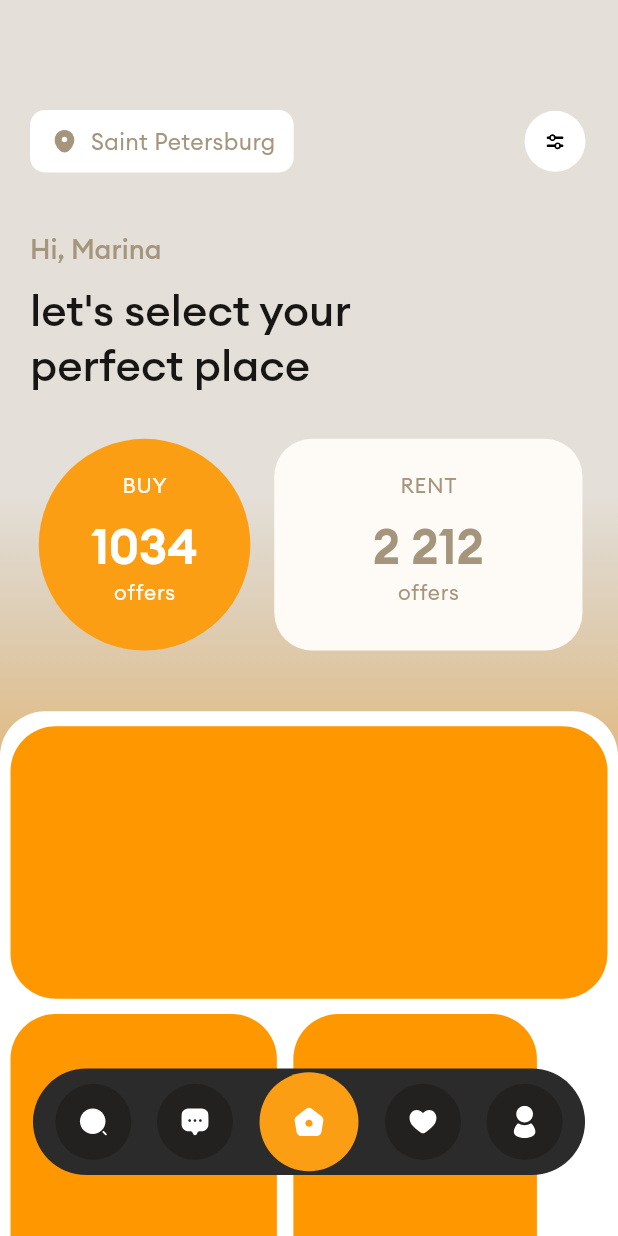
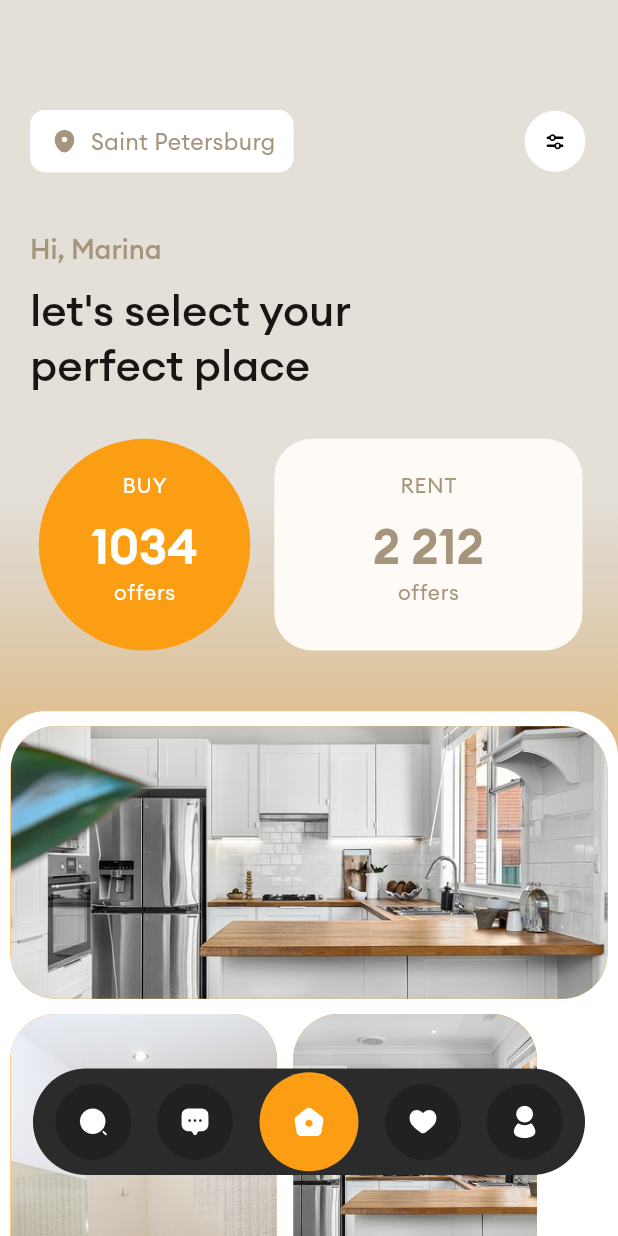
Before and after one commit to GiddyCode/real-estate-concept, a Flutter app: the screen it shows after launch, item 3 of the bottom bar chosen, on a phone screen of 412 x 824 dp. Run offline on Flutter 3.47's test engine with Material 3 defaults, Android fonts, the phone set to English and light mode, and no system bars; our stand-ins replace flutter_riverpod, flutter_screenutil, flutter_svg, gap, go_router, google_maps_flutter and 1 more; generated files the repository leaves out were written again.

Commit message:
chore(Images): Added Dummy Images to the project

```diff
--- a/lib/core/utils/image_constants.dart
+++ b/lib/core/utils/image_constants.dart
@@ -14,6 +14,9 @@ class AllImages {
   String menuIcon = 'assets/svg/menu.svg';
   String stackIcon = 'assets/svg/stack.svg';
   String navigationIcon = 'assets/svg/navigation.svg';
+  String kitchenImage = 'assets/images/kitchen-6778196_640.jpg';
+  String bathRoomImage = 'assets/images/bathroom-2094733_640.jpg';
+
   String kDefaultImage =
       'https://cdn.pixabay.com/photo/2016/08/08/09/17/avatar-1577909_1280.png';
 }
--- a/lib/features/home/presentation/ui/home_screen.dart
+++ b/lib/features/home/presentation/ui/home_screen.dart
@@ -199,17 +199,17 @@ class _HomeScreenState extends ConsumerState<HomeScreen> {
                         topLeft: Radius.circular(30))),
                 child: Column(
                   children: [
-                    const HomeCardWidget(height: 179, width: double.infinity),
+                     HomeCardWidget(height: 179, width: double.infinity, image: AllImages().kitchenImage,),
                     Gap(10.h),
                     Row(
                       children: [
-                        const HomeCardWidget(height: 368, width: 175),
+                         HomeCardWidget(height: 368, width: 175, image: AllImages().bathRoomImage,),
                         Gap(10.w),
                         Column(
                           children: [
-                            const HomeCardWidget(),
+                             HomeCardWidget(image: AllImages().kitchenImage,),
                             Gap(10.h),
-                            const HomeCardWidget(),
+                             HomeCardWidget(image: AllImages().bathRoomImage,),
                           ],
                         )
                       ],
--- a/lib/features/home/presentation/widgets/home_card_widget.dart
+++ b/lib/features/home/presentation/widgets/home_card_widget.dart
@@ -2,10 +2,11 @@ import 'package:flutter/material.dart';
 import 'package:flutter_screenutil/flutter_screenutil.dart';
 
 class HomeCardWidget extends StatelessWidget {
-  const HomeCardWidget({super.key, this.width = 160, this.height = 179});
+  const HomeCardWidget(
+      {super.key, this.width = 160, this.height = 179, this.image});
   final double height;
   final double width;
-
+  final String? image;
 
   @override
   Widget build(BuildContext context) {
@@ -14,6 +15,8 @@ class HomeCardWidget extends StatelessWidget {
       width: width.h,
       decoration: BoxDecoration(
           color: Colors.orange,
+          image:
+              image != null ? DecorationImage(image: AssetImage(image!), fit: BoxFit.cover) : null,
           borderRadius: BorderRadius.circular(30)),
     );
   }
```
Also changed, not shown: assets/images/2.0x/logo.png (deleted), assets/images/3.0x/logo.png (deleted), assets/images/bathroom-2094733_640.jpg (added), assets/images/kitchen-6778196_640.jpg (added), assets/images/login.png (deleted), assets/images/logo.png (deleted), assets/images/signup.png (deleted), 1 other file.
